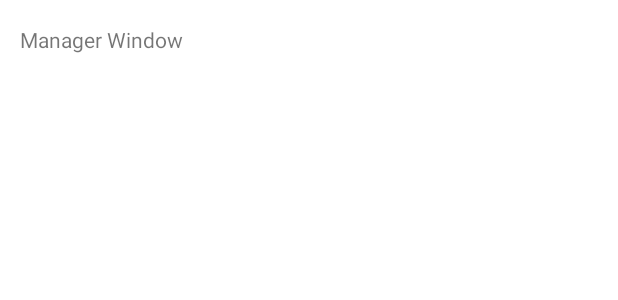
After one commit to AndreyFriedman/M.I.A_Packages, an Android app: the layout activity_manager.xml on its own in the app's theme, with its tools: preview values and no code run, on a phone screen of 412 x 824 dp. The commit adds this screen. Shown: the top 300 px of the screen. Run offline under Robolectric (Android 15) with nearby library versions, the phone set to English and light mode, and no system bars.

Commit message:
start work on Manager

```diff
--- a/app/src/main/java/com/example/myapplication/MainActivity.java
+++ b/app/src/main/java/com/example/myapplication/MainActivity.java
@@ -1,8 +1,9 @@
 package com.example.myapplication;
 
 import androidx.appcompat.app.AppCompatActivity;
-
+import android.content.Intent;
 import android.os.Bundle;
+import android.view.View;
 
 public class MainActivity extends AppCompatActivity {
 
@@ -11,4 +12,9 @@
         super.onCreate(savedInstanceState);
         setContentView(R.layout.activity_main);
     }
+
+    public void onSendMessage(View view){
+        Intent intent = new Intent(this, Manager.class);
+        startActivity(intent);
+    }
 }
--- a/app/src/main/res/layout/activity_main.xml
+++ b/app/src/main/res/layout/activity_main.xml
@@ -23,6 +23,7 @@
         android:layout_height="wrap_content"
         android:layout_marginStart="156dp"
         android:layout_marginTop="85dp"
+        android:onClick="onSendMessage"
         android:text="Manager"
         app:layout_constraintStart_toStartOf="parent"
         app:layout_constraintTop_toTopOf="parent" />
--- /dev/null
+++ b/app/src/main/res/layout/activity_manager.xml
@@ -0,0 +1,23 @@
+<?xml version="1.0" encoding="utf-8"?>
+<androidx.constraintlayout.widget.ConstraintLayout xmlns:android="http://schemas.android.com/apk/res/android"
+    xmlns:app="http://schemas.android.com/apk/res-auto"
+    xmlns:tools="http://schemas.android.com/tools"
+    android:layout_width="match_parent"
+    android:layout_height="match_parent"
+    tools:context=".Manager">
+
+    <TextView
+        android:layout_width="124dp"
+        android:layout_height="72dp"
+        android:text="Manager Window"
+        app:layout_constraintBottom_toBottomOf="parent"
+        app:layout_constraintHorizontal_bias="0.047"
+        app:layout_constraintLeft_toLeftOf="parent"
+        app:layout_constraintRight_toRightOf="parent"
+        app:layout_constraintTop_toTopOf="parent"
+        app:layout_constraintVertical_bias="0.022" />
+
+
+
+
+</androidx.constraintlayout.widget.ConstraintLayout>
```
